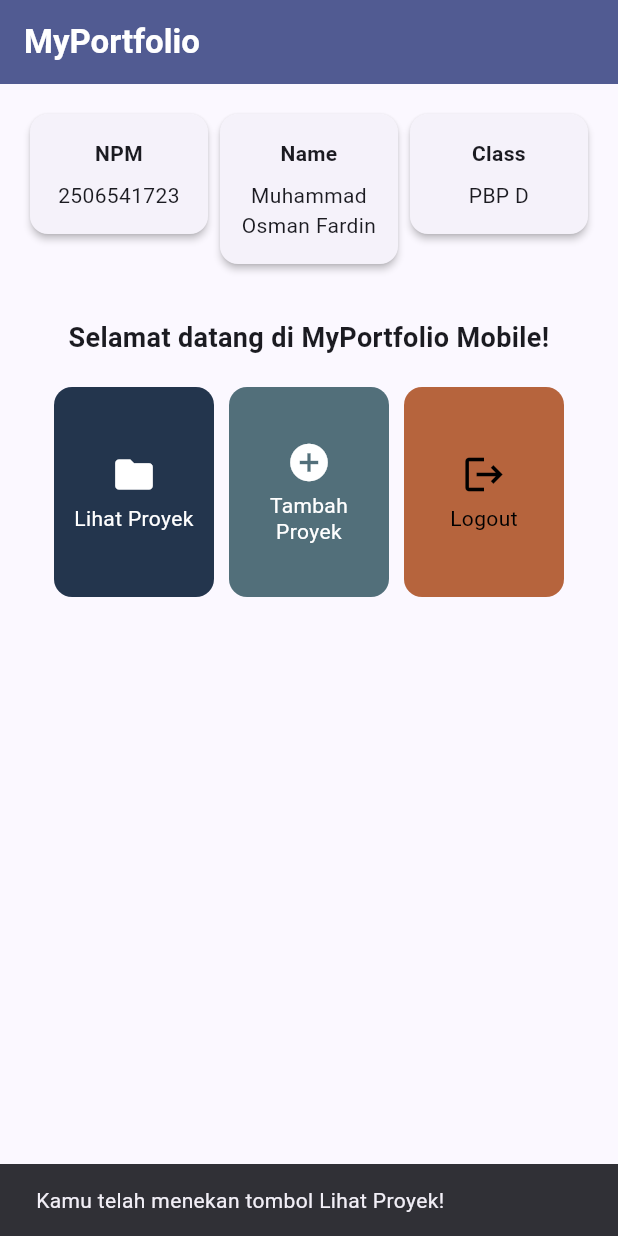
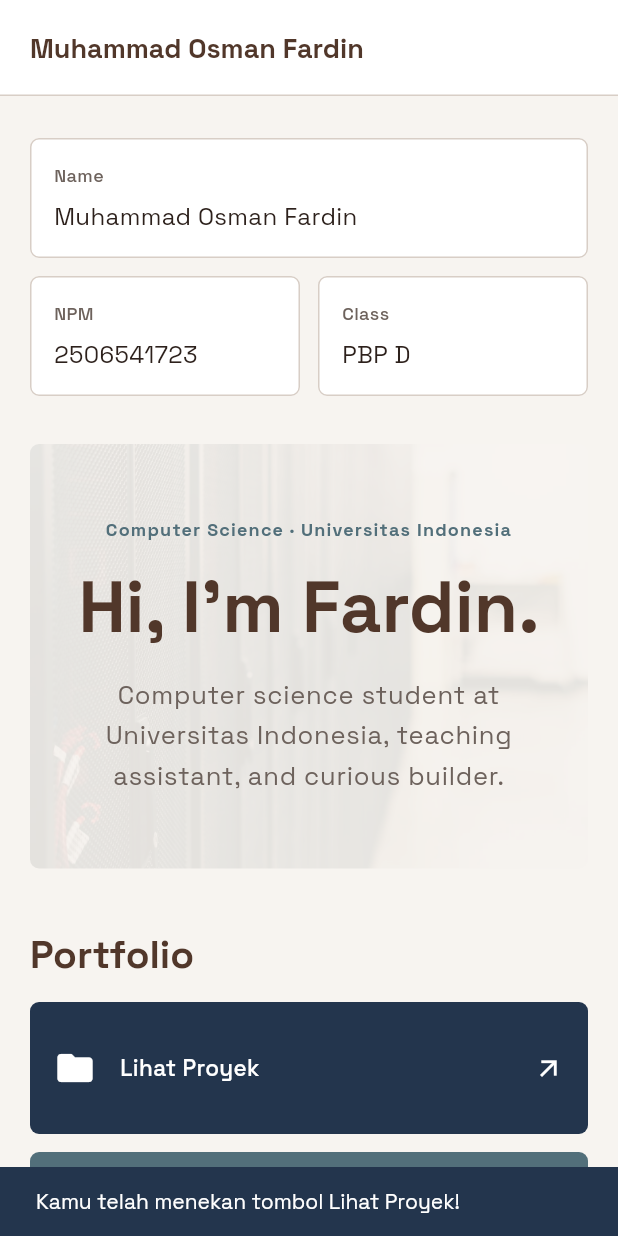
Before and after one commit to osman-fardin/myportofolio_mobile, a Flutter app: the screen it shows after launch, after a tap on "Lihat Proyek", on a phone screen of 412 x 824 dp. Run offline on Flutter 3.47's test engine with Material 3 defaults, Android fonts, the phone set to English and light mode, and no system bars.

Commit message:
feat: align the Flutter home page with the web portfolio

```diff
--- a/lib/main.dart
+++ b/lib/main.dart
@@ -1,7 +1,14 @@
 import 'package:flutter/material.dart';
+import 'package:flutter/foundation.dart';
+import 'package:flutter/services.dart';
 import 'package:myportofolio_mobile/menu.dart';
+import 'package:myportofolio_mobile/theme/portfolio_theme.dart';
 
 void main() {
+  LicenseRegistry.addLicense(() async* {
+    final license = await rootBundle.loadString('assets/fonts/OFL.txt');
+    yield LicenseEntryWithLineBreaks(['Space Grotesk'], license);
+  });
   runApp(const MyApp());
 }
 
@@ -12,14 +19,7 @@ class MyApp extends StatelessWidget {
   Widget build(BuildContext context) {
     return MaterialApp(
       title: 'MyPortfolio',
-      theme: ThemeData(
-        colorScheme: ColorScheme.fromSeed(
-          seedColor: Colors.indigo,
-          secondary: Colors.amber[700],
-          onSecondary: Colors.black,
-        ),
-        useMaterial3: true,
-      ),
+      theme: PortfolioTheme.light,
       home: const MyHomePage(),
     );
   }
--- a/lib/menu.dart
+++ b/lib/menu.dart
@@ -1,4 +1,6 @@
 import 'package:flutter/material.dart';
+import 'package:myportofolio_mobile/theme/portfolio_theme.dart';
+import 'package:myportofolio_mobile/widgets/portfolio_sections.dart';
 
 class MyHomePage extends StatelessWidget {
   const MyHomePage({super.key});
@@ -6,65 +8,142 @@ class MyHomePage extends StatelessWidget {
   final String npm = '2506541723';
   final String nama = 'Muhammad Osman Fardin';
   final String kelas = 'PBP D';
-  // Palet mengikuti token navy, cloud, dan copper pada web portofolio.
   final List<ItemHomepage> items = const [
-    ItemHomepage('Lihat Proyek', Icons.folder, Color(0xFF23354D)),
-    ItemHomepage('Tambah Proyek', Icons.add_circle, Color(0xFF526F7A)),
-    ItemHomepage('Logout', Icons.logout, Color(0xFFB6643D)),
+    ItemHomepage('Lihat Proyek', Icons.folder, PortfolioColors.navy),
+    ItemHomepage('Tambah Proyek', Icons.add_circle, PortfolioColors.cloud),
+    ItemHomepage('Logout', Icons.logout, PortfolioColors.copper),
   ];
 
   @override
   Widget build(BuildContext context) {
-    final colorScheme = Theme.of(context).colorScheme;
     final textScale = MediaQuery.textScalerOf(context).scale(14) / 14;
 
     return Scaffold(
       appBar: AppBar(
-        title: const Text(
-          'MyPortfolio',
-          style: TextStyle(fontWeight: FontWeight.bold),
+        toolbarHeight: 64,
+        titleSpacing: 20,
+        title: Center(
+          child: ConstrainedBox(
+            constraints: const BoxConstraints(maxWidth: 1056),
+            child: SizedBox(
+              width: double.infinity,
+              child: Text(nama, maxLines: 1, overflow: TextOverflow.ellipsis),
+            ),
+          ),
         ),
-        backgroundColor: colorScheme.primary,
-        foregroundColor: colorScheme.onPrimary,
       ),
-      body: SingleChildScrollView(
-        padding: const EdgeInsets.all(16),
-        child: Column(
+      body: LayoutBuilder(
+        builder: (context, viewport) {
+          final padding = viewport.maxWidth >= 900 ? 32.0 : 20.0;
+          return SingleChildScrollView(
+            child: Center(
+              child: ConstrainedBox(
+                constraints: const BoxConstraints(maxWidth: 1120),
+                child: Padding(
+                  padding: EdgeInsets.fromLTRB(padding, 28, padding, 0),
+                  child: Column(
+                    crossAxisAlignment: CrossAxisAlignment.stretch,
+                    children: [
+                      _ProfileCards(npm: npm, nama: nama, kelas: kelas),
+                      const SizedBox(height: 32),
+                      const PortfolioIntro(),
+                      const SizedBox(height: 40),
+                      Semantics(
+                        header: true,
+                        child: Text(
+                          'Portfolio',
+                          style: Theme.of(context).textTheme.titleLarge,
+                        ),
+                      ),
+                      const SizedBox(height: 16),
+                      LayoutBuilder(
+                        builder: (context, constraints) {
+                          final columns =
+                              constraints.maxWidth >= 720 && textScale < 1.5
+                              ? 3
+                              : 1;
+                          return GridView.count(
+                            primary: false,
+                            shrinkWrap: true,
+                            physics: const NeverScrollableScrollPhysics(),
+                            padding: EdgeInsets.zero,
+                            crossAxisCount: columns,
+                            crossAxisSpacing: 16,
+                            mainAxisSpacing: 12,
+                            mainAxisExtent:
+                                (columns == 1 ? 88 : 160) * textScale,
+                            children: items
+                                .map(
+                                  (item) =>
+                                      ItemCard(item, horizontal: columns == 1),
+                                )
+                                .toList(),
+                          );
+                        },
+                      ),
+                      const SizedBox(height: 40),
+                      const PortfolioAbout(),
+                      const SizedBox(height: 40),
+                      const PortfolioFooter(),
+                    ],
+                  ),
+                ),
+              ),
+            ),
+          );
+        },
+      ),
+    );
+  }
+}
+
+class _ProfileCards extends StatelessWidget {
+  const _ProfileCards({
+    required this.npm,
+    required this.nama,
+    required this.kelas,
+  });
+
+  final String npm;
+  final String nama;
+  final String kelas;
+
+  @override
+  Widget build(BuildContext context) {
+    final textScale = MediaQuery.textScalerOf(context).scale(14) / 14;
+    return LayoutBuilder(
+      builder: (context, constraints) {
+        final nameCard = InfoCard(title: 'Name', content: nama);
+        final npmCard = InfoCard(title: 'NPM', content: npm);
+        final classCard = InfoCard(title: 'Class', content: kelas);
+        if (constraints.maxWidth >= 600 && textScale < 1.5) {
+          return Row(
+            crossAxisAlignment: CrossAxisAlignment.start,
+            children: [
+              Expanded(child: npmCard),
+              const SizedBox(width: 16),
+              Expanded(child: nameCard),
+              const SizedBox(width: 16),
+              Expanded(child: classCard),
+            ],
+          );
+        }
+        return Column(
+          crossAxisAlignment: CrossAxisAlignment.stretch,
           children: [
+            nameCard,
+            const SizedBox(height: 12),
             Row(
               crossAxisAlignment: CrossAxisAlignment.start,
               children: [
-                Expanded(
-                  child: InfoCard(title: 'NPM', content: npm),
-                ),
-                Expanded(
-                  child: InfoCard(title: 'Name', content: nama),
-                ),
-                Expanded(
-                  child: InfoCard(title: 'Class', content: kelas),
-                ),
+                Expanded(child: npmCard),
+                const SizedBox(width: 12),
+                Expanded(child: classCard),
               ],
             ),
-            const SizedBox(height: 32),
-            const Text(
-              'Selamat datang di MyPortfolio Mobile!',
-              textAlign: TextAlign.center,
-              style: TextStyle(fontWeight: FontWeight.bold, fontSize: 18),
-            ),
-            GridView.count(
-              primary: false,
-              shrinkWrap: true,
-              physics: const NeverScrollableScrollPhysics(),
-              padding: const EdgeInsets.all(20),
-              crossAxisCount: 3,
-              crossAxisSpacing: 10,
-              mainAxisSpacing: 10,
-              mainAxisExtent: 140 * textScale,
-              children: items.map((item) => ItemCard(item)).toList(),
-            ),
           ],
-        ),
-      ),
+        );
+      },
     );
   }
 }
@@ -87,20 +166,33 @@ class ItemHomepage {
 }
 
 class ItemCard extends StatelessWidget {
-  const ItemCard(this.item, {super.key});
+  const ItemCard(this.item, {this.horizontal = false, super.key});
 
   final ItemHomepage item;
+  final bool horizontal;
 
   @override
   Widget build(BuildContext context) {
     final foregroundColor = item.foregroundColor;
-    final borderRadius = BorderRadius.circular(12);
+    const borderRadius = PortfolioTheme.radius;
+    final label = Text(
+      item.name,
+      style: TextStyle(
+        color: foregroundColor,
+        fontFamily: PortfolioTheme.headingFont,
+        fontWeight: FontWeight.w500,
+        fontSize: 15,
+        height: 1.3,
+      ),
+    );
+    final icon = Icon(item.icon, color: foregroundColor, size: 28);
 
     return Semantics(
       button: true,
       child: Material(
         color: item.color,
         borderRadius: borderRadius,
+        clipBehavior: Clip.antiAlias,
         child: InkWell(
           borderRadius: borderRadius,
           onTap: () {
@@ -113,23 +205,26 @@ class ItemCard extends StatelessWidget {
               );
           },
           child: Padding(
-            padding: const EdgeInsets.all(8),
-            child: Column(
-              mainAxisAlignment: MainAxisAlignment.center,
-              children: [
-                Icon(item.icon, color: foregroundColor, size: 30),
-                const SizedBox(height: 6),
-                Text(
-                  item.name,
-                  textAlign: TextAlign.center,
-                  style: TextStyle(
-                    color: foregroundColor,
-                    fontSize: 14,
-                    height: 1.2,
+            padding: const EdgeInsets.all(16),
+            child: horizontal
+                ? Row(
+                    children: [
+                      icon,
+                      const SizedBox(width: 16),
+                      Expanded(child: label),
+                      const SizedBox(width: 12),
+                      Icon(
+                        Icons.arrow_outward,
+                        size: 20,
+                        color: foregroundColor,
+                      ),
+                    ],
+                  )
+                : Column(
+                    crossAxisAlignment: CrossAxisAlignment.start,
+                    mainAxisAlignment: MainAxisAlignment.spaceBetween,
+                    children: [icon, const SizedBox(height: 12), label],
                   ),
-                ),
-              ],
-            ),
           ),
         ),
       ),
@@ -146,18 +241,37 @@ class InfoCard extends StatelessWidget {
   @override
   Widget build(BuildContext context) {
     return Card(
-      elevation: 2,
+      color: PortfolioColors.surface,
+      surfaceTintColor: Colors.transparent,
+      elevation: 0,
+      margin: EdgeInsets.zero,
+      shape: const RoundedRectangleBorder(
+        borderRadius: PortfolioTheme.radius,
+        side: BorderSide(color: PortfolioColors.line),
+      ),
       child: Padding(
-        padding: const EdgeInsets.symmetric(vertical: 16),
+        padding: const EdgeInsets.all(16),
         child: Column(
+          mainAxisSize: MainAxisSize.min,
+          crossAxisAlignment: CrossAxisAlignment.start,
           children: [
             Text(
               title,
-              textAlign: TextAlign.center,
-              style: const TextStyle(fontWeight: FontWeight.bold),
+              style: const TextStyle(
+                color: PortfolioColors.muted,
+                fontSize: 12,
+                fontWeight: FontWeight.w500,
+              ),
             ),
             const SizedBox(height: 8),
-            Text(content, textAlign: TextAlign.center),
+            Text(
+              content,
+              style: const TextStyle(
+                color: PortfolioColors.ink,
+                fontSize: 16,
+                height: 1.35,
+              ),
+            ),
           ],
         ),
       ),
--- /dev/null
+++ b/lib/theme/portfolio_theme.dart
@@ -0,0 +1,94 @@
+import 'package:flutter/material.dart';
+
+/// Token visual yang dipakai bersama oleh web dan aplikasi mobile portofolio.
+abstract final class PortfolioColors {
+  static const ink = Color(0xFF2D211C);
+  static const paper = Color(0xFFF7F4F0);
+  static const surface = Colors.white;
+  static const walnut = Color(0xFF51372A);
+  static const copper = Color(0xFFB6643D);
+  static const cloud = Color(0xFF526F7A);
+  static const cloudSoft = Color(0xFFEEF4F5);
+  static const navy = Color(0xFF23354D);
+  static const line = Color(0xFFD8CEC6);
+  static const muted = Color(0xFF6D625C);
+}
+
+abstract final class PortfolioTheme {
+  static const headingFont = 'SpaceGrotesk';
+  static const radius = BorderRadius.all(Radius.circular(6));
+
+  static ThemeData get light {
+    final base = ThemeData(
+      useMaterial3: true,
+      fontFamily: headingFont,
+      colorScheme: ColorScheme.fromSeed(
+        seedColor: PortfolioColors.navy,
+        primary: PortfolioColors.walnut,
+        onPrimary: PortfolioColors.surface,
+        secondary: PortfolioColors.copper,
+        onSecondary: PortfolioColors.ink,
+        surface: PortfolioColors.surface,
+        onSurface: PortfolioColors.ink,
+      ),
+      scaffoldBackgroundColor: PortfolioColors.paper,
+      dividerColor: PortfolioColors.line,
+    );
+
+    return base.copyWith(
+      textTheme: base.textTheme
+          .apply(
+            bodyColor: PortfolioColors.ink,
+            displayColor: PortfolioColors.walnut,
+          )
+          .copyWith(
+            headlineLarge: const TextStyle(
+              fontFamily: headingFont,
+              fontWeight: FontWeight.w700,
+              fontSize: 48,
+              height: 1.08,
+              color: PortfolioColors.walnut,
+            ),
+            titleLarge: const TextStyle(
+              fontFamily: headingFont,
+              fontWeight: FontWeight.w700,
+              fontSize: 26,
+              color: PortfolioColors.walnut,
+            ),
+            bodyLarge: const TextStyle(
+              fontFamily: headingFont,
+              fontSize: 17,
+              height: 1.6,
+            ),
+            bodyMedium: const TextStyle(
+              fontFamily: headingFont,
+              fontSize: 14,
+              height: 1.5,
+            ),
+          ),
+      appBarTheme: const AppBarTheme(
+        backgroundColor: PortfolioColors.surface,
+        foregroundColor: PortfolioColors.walnut,
+        surfaceTintColor: Colors.transparent,
+        elevation: 0,
+        scrolledUnderElevation: 0,
+        centerTitle: false,
+        shape: Border(bottom: BorderSide(color: PortfolioColors.line)),
+        titleTextStyle: TextStyle(
+          fontFamily: headingFont,
+          fontSize: 18,
+          fontWeight: FontWeight.w700,
+          color: PortfolioColors.walnut,
+        ),
+      ),
+      snackBarTheme: const SnackBarThemeData(
+        backgroundColor: PortfolioColors.navy,
+        contentTextStyle: TextStyle(
+          fontFamily: headingFont,
+          color: Colors.white,
+          fontSize: 14,
+        ),
+      ),
+    );
+  }
+}
--- /dev/null
+++ b/lib/widgets/portfolio_sections.dart
@@ -0,0 +1,201 @@
+import 'package:flutter/material.dart';
+import 'package:myportofolio_mobile/theme/portfolio_theme.dart';
+
+class PortfolioIntro extends StatelessWidget {
+  const PortfolioIntro({super.key});
+
+  @override
+  Widget build(BuildContext context) {
+    return ClipRRect(
+      borderRadius: PortfolioTheme.radius,
+      child: Stack(
+        children: [
+          Positioned.fill(
+            child: Opacity(
+              opacity: 0.08,
+              child: Image.asset(
+                'assets/images/server-racks.webp',
+                fit: BoxFit.cover,
+                excludeFromSemantics: true,
+              ),
+            ),
+          ),
+          Padding(
+            padding: const EdgeInsets.symmetric(horizontal: 20, vertical: 48),
+            child: Column(
+              crossAxisAlignment: CrossAxisAlignment.stretch,
+              children: [
+                const Text(
+                  'Computer Science · Universitas Indonesia',
+                  textAlign: TextAlign.center,
+                  style: TextStyle(
+                    color: PortfolioColors.cloud,
+                    fontSize: 12,
+                    fontWeight: FontWeight.w700,
+                    letterSpacing: 0.8,
+                  ),
+                ),
+                const SizedBox(height: 16),
+                Semantics(
+                  header: true,
+                  child: Text(
+                    "Hi, I'm Fardin.",
+                    textAlign: TextAlign.center,
+                    style: Theme.of(context).textTheme.headlineLarge,
+                  ),
+                ),
+                const SizedBox(height: 20),
+                Center(
+                  child: ConstrainedBox(
+                    constraints: const BoxConstraints(maxWidth: 590),
+                    child: Text(
+                      'Computer science student at Universitas Indonesia, '
+                      'teaching assistant, and curious builder.',
+                      textAlign: TextAlign.center,
+                      style: Theme.of(context).textTheme.bodyLarge
+                          ?.copyWith(color: PortfolioColors.muted),
+                    ),
+                  ),
+                ),
+              ],
+            ),
+          ),
+        ],
+      ),
+    );
+  }
+}
+
+class PortfolioAbout extends StatelessWidget {
+  const PortfolioAbout({super.key});
+
+  @override
+  Widget build(BuildContext context) {
+    final textScale = MediaQuery.textScalerOf(context).scale(14) / 14;
+
+    return ClipRRect(
+      borderRadius: PortfolioTheme.radius,
+      child: ColoredBox(
+        color: PortfolioColors.navy,
+        child: Stack(
+          children: [
+            Positioned.fill(
+              child: Opacity(
+                opacity: 0.18,
+                child: Image.asset(
+                  'assets/images/about-cloudscape.jpg',
+                  fit: BoxFit.cover,
+                  excludeFromSemantics: true,
+                ),
+              ),
+            ),
+            Padding(
+              padding: const EdgeInsets.all(28),
+              child: LayoutBuilder(
+                builder: (context, constraints) {
+                  final horizontal =
+                      constraints.maxWidth >= 680 && textScale < 1.5;
+                  final portrait = Container(
+                    width: horizontal ? 160 : 128,
+                    padding: const EdgeInsets.only(right: 6, bottom: 6),
+                    decoration: const BoxDecoration(
+                      color: PortfolioColors.copper,
+                      borderRadius: PortfolioTheme.radius,
+                    ),
+                    child: ClipRRect(
+                      borderRadius: PortfolioTheme.radius,
+                      child: AspectRatio(
+                        aspectRatio: 4 / 5,
+                        child: Image.asset(
+                          'assets/images/Fardin.JPG',
+                          fit: BoxFit.cover,
+                          alignment: const Alignment(0, -0.04),
+                          semanticLabel: 'Foto Muhammad Osman Fardin',
+                          cacheWidth: 480,
+                        ),
+                      ),
+                    ),
+                  );
+                  final copy = Column(
+                    crossAxisAlignment: CrossAxisAlignment.start,
+                    children: [
+                      Semantics(
+                        header: true,
+                        child: Text(
+                          'About me',
+                          style: Theme.of(context).textTheme.titleLarge
+                              ?.copyWith(color: Colors.white),
+                        ),
+                      ),
+                      const SizedBox(height: 12),
+                      const Text(
+                        'CS student at Universitas Indonesia exploring the cloudy '
+                        'side of security, while helping guide new programmers '
+                        'through Programming Foundations 1. Equal parts builder, '
+                        'debugger, and “wait, let’s trace the code one more time” person.',
+                        style: TextStyle(
+                          color: Colors.white,
+                          fontSize: 15,
+                          height: 1.6,
+                        ),
+                      ),
+                      const SizedBox(height: 16),
+                      const Text(
+                        'S1 Ilmu Komputer · Universitas Indonesia',
+                        style: TextStyle(
+                          color: PortfolioColors.cloudSoft,
+                          fontSize: 13,
+                          height: 1.5,
+                        ),
+                      ),
+                    ],
+                  );
+
+                  if (horizontal) {
+                    return Row(
+                      crossAxisAlignment: CrossAxisAlignment.center,
+                      children: [
+                        portrait,
+                        const SizedBox(width: 32),
+                        Expanded(child: copy),
+                      ],
+                    );
+                  }
+                  return Column(
+                    crossAxisAlignment: CrossAxisAlignment.start,
+                    children: [portrait, const SizedBox(height: 24), copy],
+                  );
+                },
+              ),
+            ),
+          ],
+        ),
+      ),
+    );
+  }
+}
+
+class PortfolioFooter extends StatelessWidget {
+  const PortfolioFooter({super.key});
+
+  @override
+  Widget build(BuildContext context) {
+    return const DecoratedBox(
+      decoration: BoxDecoration(
+        border: Border(top: BorderSide(color: PortfolioColors.line)),
+      ),
+      child: Padding(
+        padding: EdgeInsets.symmetric(vertical: 24),
+        child: Text(
+          '© 2026 Muhammad Osman Fardin.\n'
+          'Fakultas Ilmu Komputer, Universitas Indonesia.',
+          style: TextStyle(
+            color: PortfolioColors.muted,
+            fontSize: 12,
+            height: 1.6,
+          ),
+        ),
+      ),
+    );
+  }
+}
```
Also changed, not shown: assets/fonts/OFL.txt (added, +93 -0 lines), pubspec.yaml (+7 -0 lines), assets/fonts/SpaceGrotesk.ttf (added), assets/images/Fardin.JPG (added), assets/images/about-cloudscape.jpg (added), assets/images/server-racks.webp (added), 4 other files.
